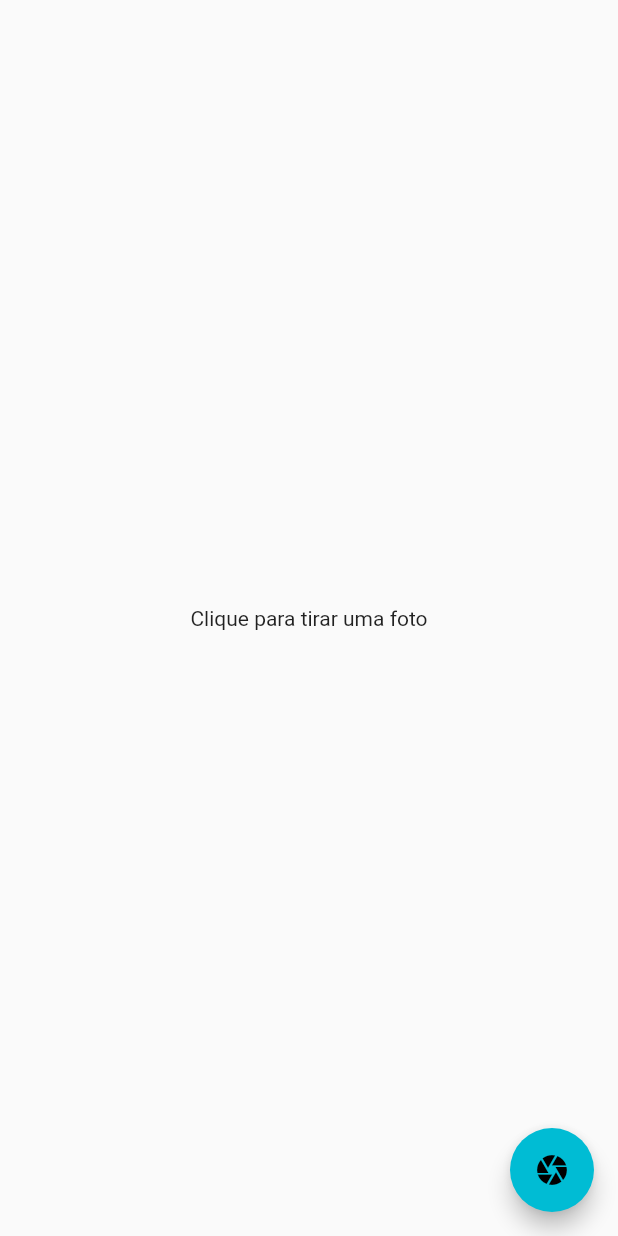
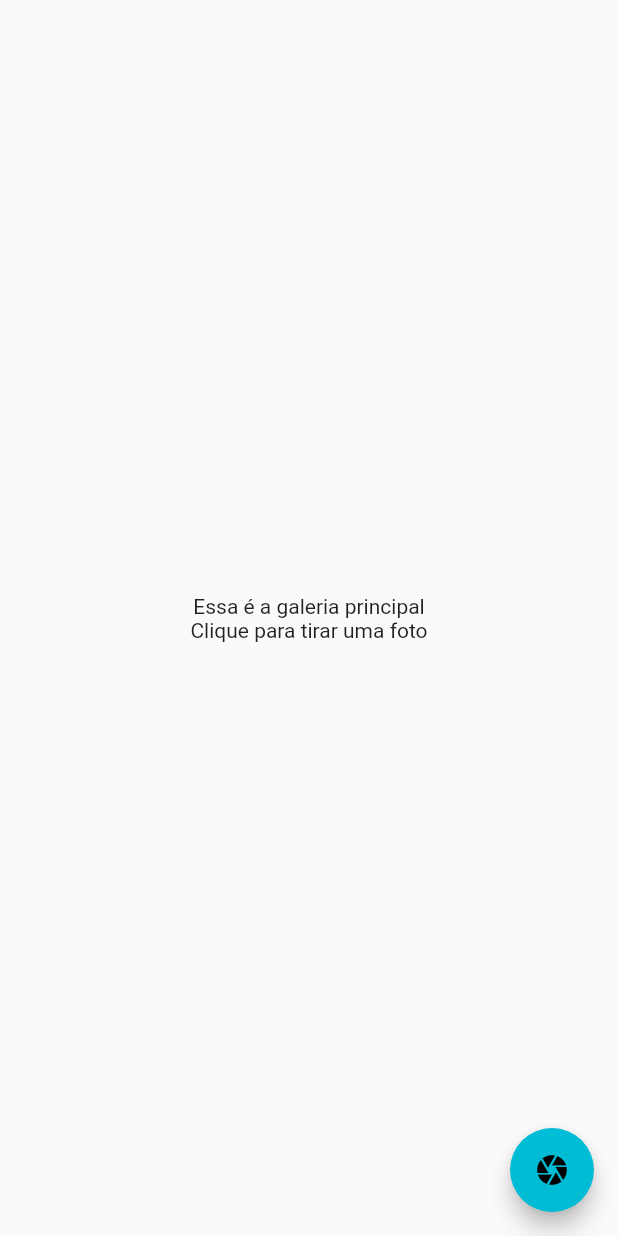
Before and after one commit to babirms/photoGallery, a Flutter app: the screen it shows after launch, on a phone screen of 412 x 824 dp. Run offline on Flutter 3.47's test engine with Material 2 defaults, Android fonts, the light colour scheme and no system bars; our stand-ins replace bloc, camera, cloud_firestore, dartz, data_connection_checker, equatable and 5 more; accounts and stored records are empty; statements that could not run were skipped.

Commit message:
creates basic structure

```diff
--- /dev/null
+++ b/photo_gallery/lib/features/gallery/presentation/bloc/bloc.dart
@@ -0,0 +1,3 @@
+export 'gallery_bloc.dart';
+export 'gallery_event.dart';
+export 'gallery_state.dart';
--- /dev/null
+++ b/photo_gallery/lib/features/gallery/presentation/bloc/gallery_event.dart
@@ -0,0 +1 @@
+abstract class GalleryEvent {}
--- /dev/null
+++ b/photo_gallery/lib/features/gallery/presentation/bloc/gallery_state.dart
@@ -0,0 +1,3 @@
+abstract class GalleryState {}
+
+class GalleryInitial extends GalleryState {}
--- /dev/null
+++ b/photo_gallery/lib/features/gallery/presentation/pages/gallery_screen.dart
@@ -0,0 +1,52 @@
+import 'package:flutter/cupertino.dart';
+import 'package:flutter/material.dart';
+import 'package:meta/meta.dart';
+import 'package:photo_gallery/features/image/presentation/pages/main_camera.dart';
+
+class GalleryScreen extends StatefulWidget {
+   final camera;
+
+  const GalleryScreen({Key key, @required this.camera}) : super(key: key);
+  @override
+  State<StatefulWidget> createState() {
+    return _GalleryScreenState();
+  }
+
+}
+
+class _GalleryScreenState extends State<GalleryScreen>{
+  @override
+  Widget build(BuildContext context) {
+    return _buildPage(context);
+  }
+
+  Widget _buildPage(BuildContext context) {
+    return Scaffold(
+      body: Center(
+        child: Column(
+          mainAxisAlignment: MainAxisAlignment.center,
+          children: <Widget>[
+            Text('Essa é a galeria principal'),
+            Text(
+              'Clique para tirar uma foto',
+            ),
+          ],
+        ),
+      ),
+      floatingActionButton: FloatingActionButton(
+        onPressed: () {
+          Navigator.of(context).push(
+            MaterialPageRoute(
+              builder: (context) => TakePictureScreen(
+                camera: widget.camera,
+              ),
+            ),
+          );
+        },
+        tooltip: 'camera',
+        child: Icon(Icons.camera),
+      ),
+    );
+  }
+
+}
--- a/photo_gallery/lib/main.dart
+++ b/photo_gallery/lib/main.dart
@@ -1,6 +1,7 @@
 import 'package:camera/camera.dart';
 import 'package:flutter/material.dart';
 import 'package:flutter_bloc/flutter_bloc.dart';
+import 'package:photo_gallery/features/gallery/presentation/pages/gallery_screen.dart';
 import 'package:photo_gallery/features/image/presentation/bloc/image_bloc.dart';
 import 'package:photo_gallery/features/image/presentation/pages/main_camera.dart';
 import 'injection_container.dart' as ic;
@@ -26,7 +27,7 @@ void main() async {
         ),
         routes: <String, WidgetBuilder>{
           '/': (BuildContext context) =>
-              MyHomePage(title: 'Simple Gallery', camera: firstCamera),
+              GalleryScreen(camera: firstCamera),
           '/camera': (BuildContext context) => TakePictureScreen(
                 camera: firstCamera,
               ),
```
Also changed, not shown: photo_gallery/lib/features/gallery/presentation/bloc/gallery_bloc.dart (added, +16 -0 lines).
